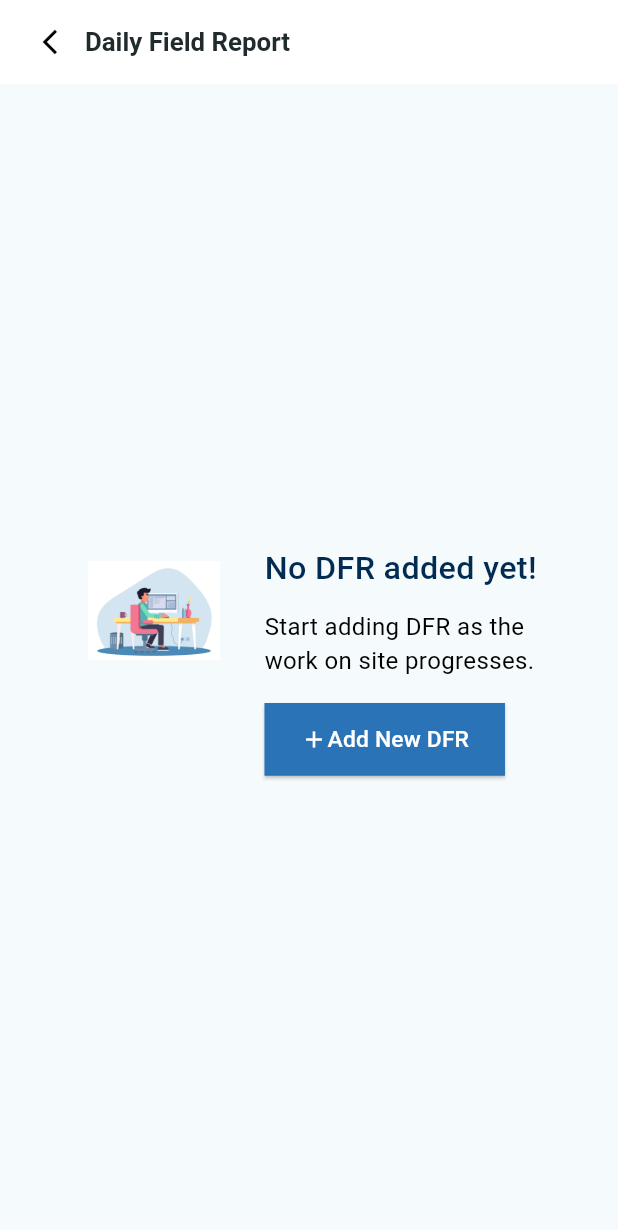
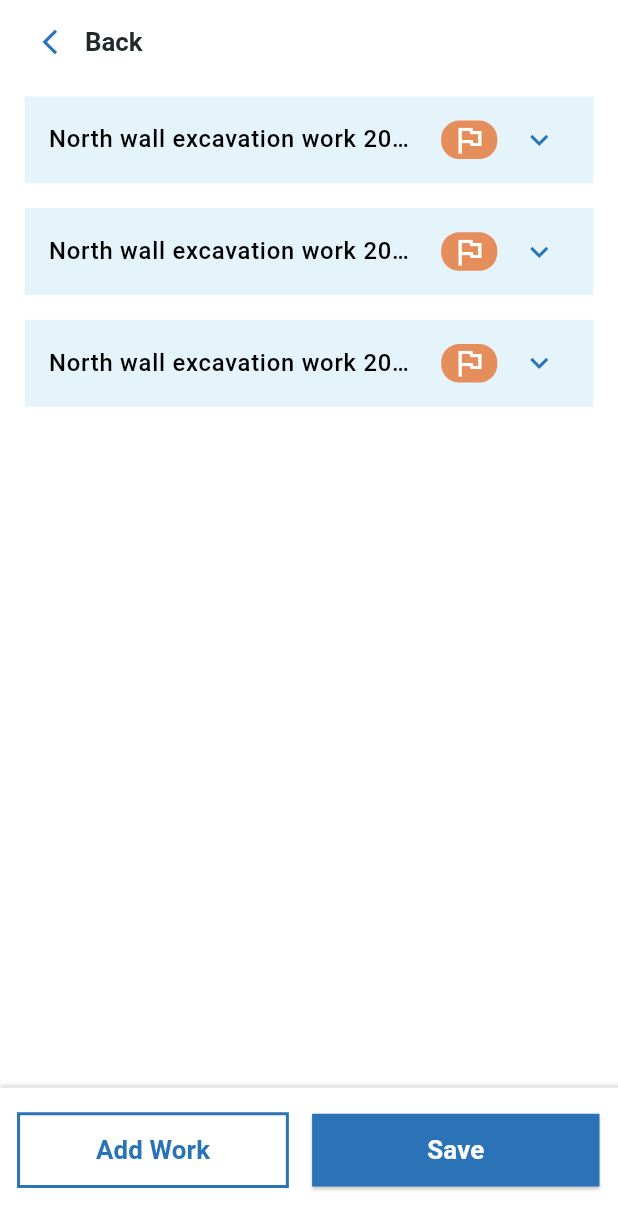
Before and after one commit to Yash-Wadatkar/UI-tasks, a Flutter app: the screen it shows after launch, on a phone screen of 412 x 824 dp. Shown: the top 1230 px of the screen. Run offline on Flutter 3.47's test engine with Material 3 defaults, Android fonts, the phone set to English and light mode, and no system bars; our stand-ins replace calendar_date_picker2, flutter_bloc, flutter_svg, sizer.

Commit message:
add work screen added

```diff
--- /dev/null
+++ b/lib/features/add_work/presentation/bloc/add_work_screen_bloc.dart
@@ -0,0 +1,17 @@
+import 'dart:async';
+
+import 'package:flutter_bloc/flutter_bloc.dart';
+import 'package:ui_tasks/features/add_work/presentation/bloc/add_work_screen_event.dart';
+import 'package:ui_tasks/features/add_work/presentation/bloc/add_work_screen_state.dart';
+
+// bloc of add work screen
+class AddWorkScreenBloc extends Bloc<AddWorkScreenEvent, AddWorkScreenState> {
+  AddWorkScreenBloc() : super(AddWorkScreenInitialState()) {
+    /// event handler for open calender event
+    on<OpenCalenderEvent>(openCalenderEvent);
+  }
+
+  FutureOr<void> openCalenderEvent(OpenCalenderEvent event, Emitter emit) {
+    emit(OpenCalenderState(index: event.index));
+  }
+}
--- /dev/null
+++ b/lib/features/add_work/presentation/bloc/add_work_screen_event.dart
@@ -0,0 +1,10 @@
+// events of add work screen class
+
+sealed class AddWorkScreenEvent {}
+
+/// open calender event
+class OpenCalenderEvent extends AddWorkScreenEvent {
+  final int index;
+
+  OpenCalenderEvent({required this.index});
+}
--- /dev/null
+++ b/lib/features/add_work/presentation/bloc/add_work_screen_state.dart
@@ -0,0 +1,15 @@
+// states of add work screen
+sealed class AddWorkScreenState {}
+
+/// class for all listner states
+final class AddWorkScreenListnerState extends AddWorkScreenState {}
+
+/// initial state of class
+class AddWorkScreenInitialState extends AddWorkScreenState {}
+
+/// state to open calender
+final class OpenCalenderState extends AddWorkScreenListnerState {
+  final int index;
+
+  OpenCalenderState({required this.index});
+}
--- /dev/null
+++ b/lib/features/add_work/presentation/pages/add_work_screen.dart
@@ -0,0 +1,235 @@
+import 'package:calendar_date_picker2/calendar_date_picker2.dart';
+import 'package:flutter/material.dart';
+import 'package:flutter_bloc/flutter_bloc.dart';
+import 'package:intl/intl.dart';
+import 'package:sizer/sizer.dart';
+import 'package:ui_tasks/core/const/color_constant.dart';
+import 'package:ui_tasks/core/const/custom_style_widget.dart';
+import 'package:ui_tasks/features/add_work/presentation/bloc/add_work_screen_bloc.dart';
+import 'package:ui_tasks/features/add_work/presentation/bloc/add_work_screen_event.dart';
+import 'package:ui_tasks/features/add_work/presentation/bloc/add_work_screen_state.dart';
+
+import 'package:ui_tasks/features/add_work/presentation/widgets/expanding_card_widget.dart';
+
+class AddWorkScreen extends StatefulWidget {
+  const AddWorkScreen({super.key});
+
+  @override
+  State<AddWorkScreen> createState() => _AddWorkScreenState();
+}
+
+class _AddWorkScreenState extends State<AddWorkScreen> {
+  /// creating instance of add work screen bloc
+  final addWorkScreenBloc = AddWorkScreenBloc();
+
+  /// creating variable for date
+  DateTime? _selectedDate = null;
+
+  /// creating textcontroller for date field
+  List<TextEditingController> _dateControllers = [];
+
+  @override
+  void initState() {
+    super.initState();
+    // Initialize text controllers based on the number of items
+    _dateControllers = List.generate(3, (_) => TextEditingController());
+  }
+
+  @override
+  void dispose() {
+    // TODO: implement dispose
+    /// disposing date controller
+    _dateControllers;
+    super.dispose();
+  }
+
+  @override
+  Widget build(BuildContext context) {
+    return Scaffold(
+        backgroundColor: Colors.white,
+        appBar: _buildAppBarWidget(),
+        body: BlocConsumer(
+          bloc: addWorkScreenBloc,
+          buildWhen: (previous, current) =>
+              current is! AddWorkScreenListnerState,
+          listenWhen: (previous, current) =>
+              current is AddWorkScreenListnerState,
+          listener: (context, state) {
+            switch (state.runtimeType) {
+              case OpenCalenderState:
+                final openCalenderState = state as OpenCalenderState;
+                _showDatePicker(openCalenderState.index);
+            }
+          },
+          builder: (context, state) {
+            switch (state.runtimeType) {
+              case AddWorkScreenInitialState:
+                return ListView.builder(
+                  itemCount: 3,
+                  padding: EdgeInsets.symmetric(horizontal: 4.w),
+                  itemBuilder: (context, index) {
+                    return Padding(
+                      padding: EdgeInsets.symmetric(vertical: 1.h),
+                      child: ExpandingCardWidget(
+                        dateController: _dateControllers[index],
+                        ontap: () {
+                          addWorkScreenBloc
+                              .add(OpenCalenderEvent(index: index));
+                        },
+                      ),
+                    );
+                  },
+                );
+
+              default:
+                return const Center(child: Text('Something Went Wrong'));
+            }
+          },
+        ),
+        bottomNavigationBar: _buildBottomBar());
+  }
+
+  /// method to build bottombar
+  Widget _buildBottomBar() {
+    return Container(
+      width: double.infinity,
+      height: 12.h,
+      decoration: BoxDecoration(color: Colors.white, boxShadow: [
+        BoxShadow(
+            blurRadius: 2,
+            spreadRadius: 2,
+            offset: const Offset(1, 1),
+            color: greyColor.withOpacity(0.5))
+      ]),
+      child: Row(
+        children: [
+          Expanded(
+            flex: 1,
+            child: Padding(
+              padding: EdgeInsets.only(
+                  top: 2.1.h, bottom: 4.h, left: 3.w, right: 3.w),
+
+              /// outline button
+              child: OutlinedButton(
+                  style: ButtonStyle(
+                    shape: const WidgetStatePropertyAll(
+                        ContinuousRectangleBorder(
+                            borderRadius:
+                                BorderRadius.all(Radius.circular(0)))),
+                    side: WidgetStatePropertyAll(
+                        BorderSide(width: 2, color: blueColor)),
+                  ),
+                  onPressed: () {},
+                  child: Padding(
+                    padding: const EdgeInsets.all(12.0),
+                    child: Text(
+                      'Add Work',
+                      overflow: TextOverflow.ellipsis,
+                      style: CustomTextStyle.textStyle(
+                          fontSize: 17.sp,
+                          fontWeight: FontWeight.w600,
+                          color: blueColor),
+                    ),
+                  )),
+            ),
+          ),
+          SizedBox(
+            width: 1.w,
+          ),
+
+          /// elevated button for save
+          Expanded(
+            flex: 1,
+            child: Padding(
+              padding: EdgeInsets.only(top: 2.1.h, bottom: 4.h, right: 3.w),
+              child: ElevatedButton(
+                onPressed: () {},
+                style: ButtonStyle(
+                    backgroundColor: WidgetStatePropertyAll(blueColor),
+                    foregroundColor: const WidgetStatePropertyAll(Colors.white),
+                    shape: const WidgetStatePropertyAll(
+                        ContinuousRectangleBorder())),
+                child: Padding(
+                  padding: const EdgeInsets.all(12.0),
+                  child: Text(
+                    'Save',
+                    overflow: TextOverflow.ellipsis,
+                    style: CustomTextStyle.textStyle(
+                        fontSize: 17.sp,
+                        fontWeight: FontWeight.w600,
+                        color: Colors.white),
+                  ),
+                ),
+              ),
+            ),
+          )
+        ],
+      ),
+    );
+  }
+
+  /// method to built appbar
+  PreferredSizeWidget _buildAppBarWidget() {
+    return AppBar(
+      backgroundColor: Colors.white,
+      title: Row(
+        children: [
+          Padding(
+            padding: EdgeInsets.only(left: 3.w, right: 2.w),
+            child: Icon(
+              Icons.arrow_back_ios,
+              color: blueColor,
+              size: 20,
+            ),
+          ),
+          Text(
+            'Back',
+            overflow: TextOverflow.ellipsis,
+            style: CustomTextStyle.textStyle(
+                color: appBarTextColor,
+                fontSize: 17.sp,
+                fontWeight: FontWeight.w700),
+          ),
+        ],
+      ),
+    );
+  }
+
+  /// Method to show calendar date picker
+  void _showDatePicker(int index) {
+    showDialog(
+      context: context,
+      builder: (context) {
+        return AlertDialog(
+          contentPadding: EdgeInsets.zero,
+          content: Padding(
+            padding: EdgeInsets.all(2.w),
+            child: SizedBox(
+              width: 80.w,
+              height: 30.h,
+              child: CalendarDatePicker2(
+                config: CalendarDatePicker2Config(
+                  calendarType: CalendarDatePicker2Type.single,
+                ),
+                value: _selectedDate != null ? [_selectedDate!] : [],
+                onValueChanged: (dates) {
+                  if (dates.isNotEmpty) {
+                    // Assign the selected date
+                    _selectedDate = dates.first;
+                    _dateControllers[index].text = _formatDate(_selectedDate!);
+                  }
+                  Navigator.pop(context);
+                },
+              ),
+            ),
+          ),
+        );
+      },
+    );
+  }
+
+  /// Helper method to format date to a string
+  String _formatDate(DateTime date) {
+    return DateFormat('LLL-dd-yyyy').format(date);
+  }
+}
--- /dev/null
+++ b/lib/features/add_work/presentation/widgets/expanding_card_widget.dart
@@ -0,0 +1,300 @@
+import 'package:flutter/material.dart';
+import 'package:sizer/sizer.dart';
+import 'package:ui_tasks/core/const/color_constant.dart';
+
+import 'package:ui_tasks/core/const/custom_style_widget.dart';
+
+class ExpandingCardWidget extends StatelessWidget {
+  final void Function()? ontap;
+  final TextEditingController dateController;
+  const ExpandingCardWidget(
+      {super.key, this.ontap, required this.dateController});
+
+  @override
+  Widget build(BuildContext context) {
+    return ExpansionTile(
+      collapsedIconColor: blueColor,
+      iconColor: blueColor,
+      shape: const ContinuousRectangleBorder(),
+      backgroundColor: const Color(0xfff5fbfd),
+      collapsedBackgroundColor: const Color(0xffe5f4fb),
+      title: Row(
+        children: [
+          Expanded(
+            flex: 13,
+            child: Text(
+              'North wall excavation work 20A2',
+              overflow: TextOverflow.ellipsis,
+              style: CustomTextStyle.textStyle(
+                  fontSize: 12.2.spa, fontWeight: FontWeight.w500),
+            ),
+          ),
+          const Expanded(flex: 1, child: SizedBox()),
+          Expanded(
+            flex: 2,
+            child: Container(
+                decoration: const BoxDecoration(
+                    color: Color(0xffe58d5b),
+                    borderRadius: BorderRadius.all(Radius.circular(12))),
+                child: Padding(
+                  padding:
+                      EdgeInsets.symmetric(vertical: 0.1.h, horizontal: 1.4.w),
+                  child: const Icon(
+                    Icons.flag_outlined,
+                    color: Colors.white,
+                  ),
+                )),
+          )
+        ],
+      ),
+      children: [
+        SizedBox(height: 1.h),
+        Row(
+          children: [
+            const Expanded(
+                flex: 2,
+                child: Text(
+                  'Date',
+                  overflow: TextOverflow.ellipsis,
+                )),
+            const Expanded(flex: 1, child: SizedBox()),
+            Expanded(
+              flex: 2,
+              child: TextField(
+                controller: dateController,
+                onTap: ontap,
+                readOnly: true,
+                decoration: InputDecoration(
+                  suffixIcon: Icon(
+                    Icons.calendar_month_outlined,
+                    color: blueColor,
+                  ),
+                  filled: true,
+                  fillColor: Colors.white,
+                  focusedBorder: OutlineInputBorder(
+                      borderRadius: const BorderRadius.all(Radius.zero),
+                      borderSide:
+                          BorderSide(width: 1.2, color: searchBarBorderColor)),
+                  enabledBorder: OutlineInputBorder(
+                      borderRadius: const BorderRadius.all(Radius.zero),
+                      borderSide:
+                          BorderSide(width: 1.2, color: searchBarBorderColor)),
+                  contentPadding: EdgeInsets.symmetric(horizontal: 4.w),
+                  border: const OutlineInputBorder(
+                      borderRadius: BorderRadius.all(Radius.zero)),
+                ),
+              ),
+            )
+          ],
+        ),
+        SizedBox(
+          height: 2.h,
+        ),
+        Row(
+          children: [
+            const Expanded(
+                flex: 2,
+                child: Text(
+                  'No',
+                  overflow: TextOverflow.ellipsis,
+                )),
+            const Expanded(flex: 1, child: SizedBox()),
+            Expanded(
+              flex: 2,
+              child: TextField(
+                decoration: InputDecoration(
+                  filled: true,
+                  fillColor: Colors.white,
+                  focusedBorder: OutlineInputBorder(
+                      borderRadius: const BorderRadius.all(Radius.zero),
+                      borderSide:
+                          BorderSide(width: 1.2, color: searchBarBorderColor)),
+                  enabledBorder: OutlineInputBorder(
+                      borderRadius: const BorderRadius.all(Radius.zero),
+                      borderSide:
+                          BorderSide(width: 1.2, color: searchBarBorderColor)),
+                  contentPadding: EdgeInsets.symmetric(horizontal: 4.w),
+                  border: const OutlineInputBorder(
+                      borderRadius: BorderRadius.all(Radius.zero)),
+                ),
+              ),
+            )
+          ],
+        ),
+        SizedBox(
+          height: 2.h,
+        ),
+        Row(
+          children: [
+            const Expanded(
+                flex: 8,
+                child: Text(
+                  'Length',
+                  overflow: TextOverflow.ellipsis,
+                )),
+            // const Expanded(flex: 1, child: SizedBox()),
+            const Expanded(
+                flex: 0,
+                child: Text(
+                  'YD',
+                  overflow: TextOverflow.ellipsis,
+                )),
+            Expanded(
+                flex: 2,
+                child: Transform.rotate(
+                    angle: 55,
+                    child: Icon(
+                      Icons.arrow_back_ios,
+                      color: blueColor,
+                      size: 18,
+                    ))),
+            const Expanded(flex: 1, child: SizedBox()),
+            Expanded(
+              flex: 8,
+              child: TextField(
+                decoration: InputDecoration(
+                  filled: true,
+                  fillColor: Colors.white,
+                  focusedBorder: OutlineInputBorder(
+                      borderRadius: const BorderRadius.all(Radius.zero),
+                      borderSide:
+                          BorderSide(width: 1.2, color: searchBarBorderColor)),
+                  enabledBorder: OutlineInputBorder(
+                      borderRadius: const BorderRadius.all(Radius.zero),
+                      borderSide:
+                          BorderSide(width: 1.2, color: searchBarBorderColor)),
+                  contentPadding: EdgeInsets.symmetric(horizontal: 4.w),
+                  border: const OutlineInputBorder(
+                      borderRadius: BorderRadius.all(Radius.zero)),
+                ),
+              ),
+            )
+          ],
+        ),
+        SizedBox(
+          height: 2.h,
+        ),
+        Row(
+          children: [
+            const Expanded(
+                flex: 8,
+                child: Text(
+                  'Width',
+                  overflow: TextOverflow.ellipsis,
+                )),
+            // const Expanded(flex: 1, child: SizedBox()),
+            const Expanded(
+                flex: 0,
+                child: Text(
+                  'YD',
+                  overflow: TextOverflow.ellipsis,
+                )),
+            Expanded(
+                flex: 2,
+                child: Transform.rotate(
+                    angle: 55,
+                    child: Icon(
+                      Icons.arrow_back_ios,
+                      color: blueColor,
+                      size: 18,
+                    ))),
+            const Expanded(flex: 1, child: SizedBox()),
+            Expanded(
+              flex: 8,
+              child: TextField(
+                decoration: InputDecoration(
+                  filled: true,
+                  fillColor: Colors.white,
+                  focusedBorder: OutlineInputBorder(
+                      borderRadius: const BorderRadius.all(Radius.zero),
+                      borderSide:
+                          BorderSide(width: 1.2, color: searchBarBorderColor)),
+                  enabledBorder: OutlineInputBorder(
+                      borderRadius: const BorderRadius.all(Radius.zero),
+                      borderSide:
+                          BorderSide(width: 1.2, color: searchBarBorderColor)),
+                  contentPadding: EdgeInsets.symmetric(horizontal: 4.w),
+                  border: const OutlineInputBorder(
+                      borderRadius: BorderRadius.all(Radius.zero)),
+                ),
+              ),
+            )
+          ],
+        ),
+        SizedBox(
+          height: 2.h,
+        ),
+        Row(
+          children: [
+            const Expanded(
+                flex: 8,
+                child: Text(
+                  'Depth',
+                  overflow: TextOverflow.ellipsis,
+                )),
+            // const Expanded(flex: 1, child: SizedBox()),
+            const Expanded(
+                flex: 0,
+                child: Text(
+                  'YD',
+                  overflow: TextOverflow.ellipsis,
+                )),
+            Expanded(
+                flex: 2,
+                child: Transform.rotate(
+                    angle: 55,
+                    child: Icon(
+                      Icons.arrow_back_ios,
+                      color: blueColor,
+                      size: 18,
+                    ))),
+            const Expanded(flex: 1, child: SizedBox()),
+            Expanded(
+              flex: 8,
+              child: TextField(
+                decoration: InputDecoration(
+                  filled: true,
+                  fillColor: Colors.white,
+                  focusedBorder: OutlineInputBorder(
+                      borderRadius: const BorderRadius.all(Radius.zero),
+                      borderSide:
+                          BorderSide(width: 1.2, color: searchBarBorderColor)),
+                  enabledBorder: OutlineInputBorder(
+                      borderRadius: const BorderRadius.all(Radius.zero),
+                      borderSide:
+                          BorderSide(width: 1.2, color: searchBarBorderColor)),
+                  contentPadding: EdgeInsets.symmetric(horizontal: 4.w),
+                  border: const OutlineInputBorder(
+                      borderRadius: BorderRadius.all(Radius.zero)),
+                ),
+              ),
+            )
+          ],
+        ),
+        SizedBox(
+          height: 2.h,
+        ),
+        Row(
+          children: [
+            Expanded(
+                flex: 3,
+                child: Text(
+                  'Sub Total(CY)',
+                  overflow: TextOverflow.ellipsis,
+                  style: CustomTextStyle.textStyle(
+                      color: greyColor, fontSize: 12.spa),
+                )),
+            Expanded(
+                flex: 2,
+                child: Text(
+                  ' 80.64',
+                  overflow: TextOverflow.ellipsis,
+                  style: CustomTextStyle.textStyle(fontWeight: FontWeight.w400),
+                )),
+          ],
+        ),
+        SizedBox(height: 3.h)
+      ],
+    );
+  }
+}
--- a/lib/main.dart
+++ b/lib/main.dart
@@ -1,6 +1,7 @@
 import 'package:flutter/material.dart';
 import 'package:ui_tasks/features/add_item/presentation/pages/add_item_screen.dart';
 import 'package:sizer/sizer.dart';
+import 'package:ui_tasks/features/add_work/presentation/pages/add_work_screen.dart';
 import 'package:ui_tasks/features/daily_field_report/presentation/pages/daily_field_report_screen.dart';
 import 'package:ui_tasks/features/select_item_screen/presentation/pages/select_item_screen.dart';
 
@@ -20,7 +21,7 @@ class MyApp extends StatelessWidget {
           debugShowCheckedModeBanner: false,
 
           /// add item screen
-          home: DailyFieldReportScreen(),
+          home: AddWorkScreen(),
         );
       },
     );
```
